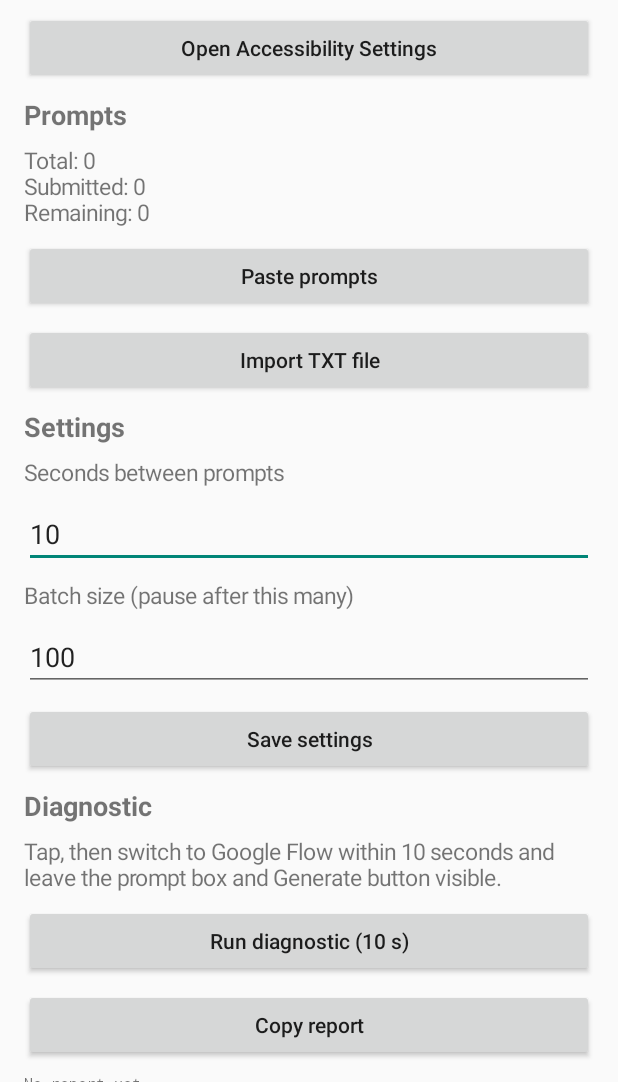
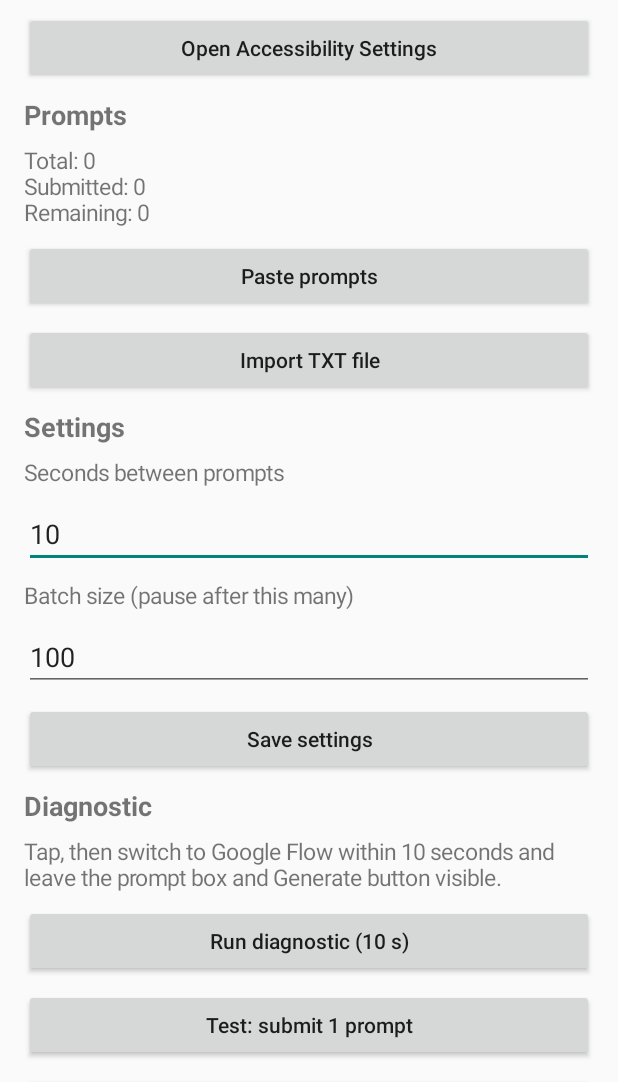
Before and after one commit to gtvco12-cmd/flow-autopilot, an Android app: the screen it shows after launch (MainActivity), on a phone screen of 412 x 824 dp, the part 154-1236 px from its top. Run offline under Robolectric (Android 15) with nearby library versions, the phone set to English and light mode, and no system bars.

Commit message:
Update MainActivity.kt

```diff
--- a/app/src/main/java/com/flowautopilot/MainActivity.kt
+++ b/app/src/main/java/com/flowautopilot/MainActivity.kt
@@ -88,6 +88,7 @@ class MainActivity : Activity() {
         add(label("Diagnostic", true))
         add(label("Tap, then switch to Google Flow within 10 seconds and leave the prompt box and Generate button visible."))
         add(btn("Run diagnostic (10 s)") { runDiagnostic() })
+        add(btn("Test: submit 1 prompt") { val s = FlowAccessibilityService.instance; if (s == null || store.all().size <= store.submitted) { Toast.makeText(this, "Turn on accessibility and add a prompt first", Toast.LENGTH_LONG).show() } else { FlowTest.start(s, 10_000); Toast.makeText(this, "Switch to Google Flow now, on the prompt screen with an EMPTY box", Toast.LENGTH_LONG).show(); moveTaskToBack(true) } })
         add(btn("Copy report") {
             val cm = getSystemService(Context.CLIPBOARD_SERVICE) as ClipboardManager
             cm.setPrimaryClip(ClipData.newPlainText("Flow diagnostic", store.lastReport))
```
